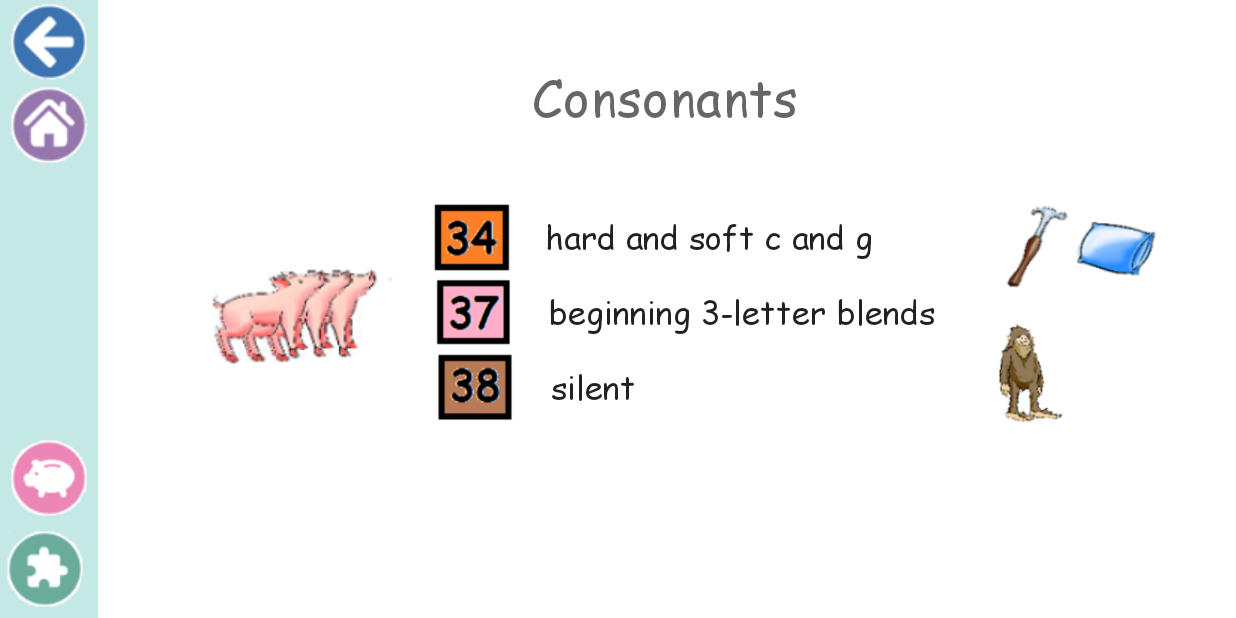
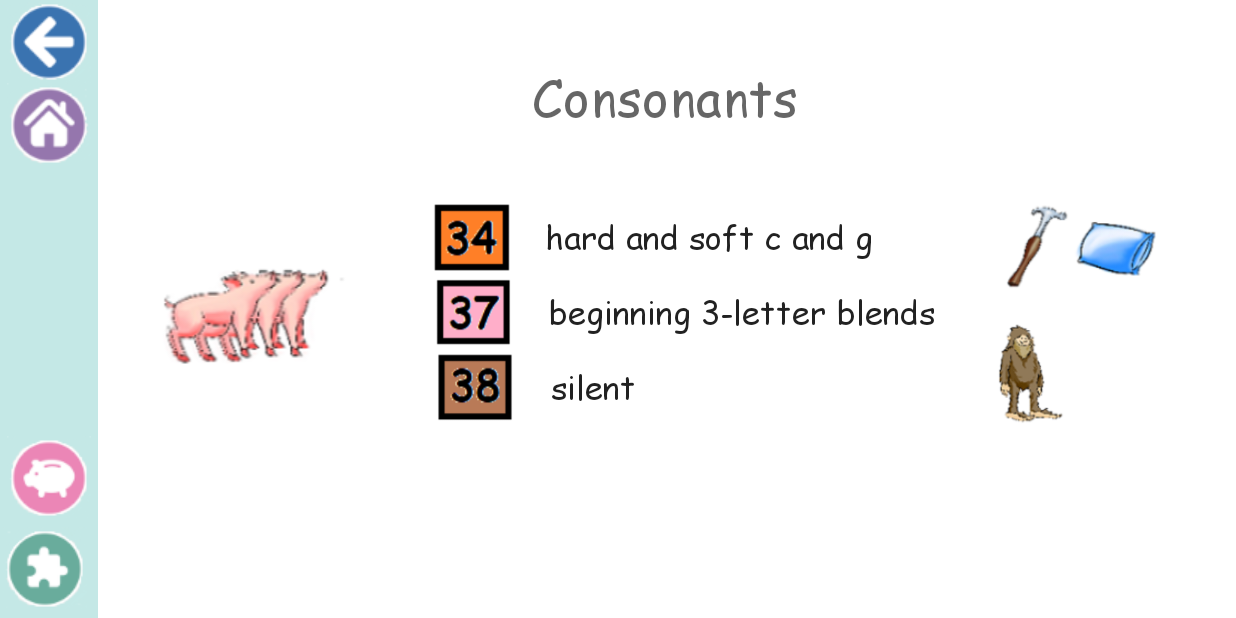
Before and after one commit to iwang2/0334_2nd-Grade-Literacy_Android, an Android app: the screen it shows after launch (ConsonantsVowels), after a tap on "consonants", on a phone screen of 824 x 412 dp (held sideways). Run offline under Robolectric (Android 15) with nearby library versions, the phone set to English and light mode, and no system bars; Roboto replaces fonts that are not available here.

Commit message:
set home page buttons to comic sans

```diff
--- a/app/src/main/res/layout/activity_main.xml
+++ b/app/src/main/res/layout/activity_main.xml
@@ -22,6 +22,7 @@
         android:textAppearance="@style/TextAppearance.AppCompat.Body1"
         android:textColor="@color/black"
         android:textSize="36sp"
+        android:textStyle="bold"
         app:layout_constraintBottom_toBottomOf="parent"
         app:layout_constraintEnd_toEndOf="parent"
         app:layout_constraintHorizontal_bias="0.5"
@@ -42,7 +43,7 @@
             android:id="@+id/home_consonants_button"
             android:layout_width="wrap_content"
             android:layout_height="wrap_content"
-            android:fontFamily="sans-serif-medium"
+            android:fontFamily="@font/comic_sans"
             android:onClick="onConsonants"
             android:text="consonants"
             android:textAppearance="@style/TextAppearance.AppCompat.Large"
@@ -58,7 +59,7 @@
             android:layout_width="0dp"
             android:layout_height="wrap_content"
             android:layout_marginTop="16dp"
-            android:fontFamily="sans-serif-medium"
+            android:fontFamily="@font/comic_sans"
             android:onClick="onVowels"
             android:text="vowels"
             android:textAppearance="@style/TextAppearance.AppCompat.Large"
--- a/app/src/main/res/layout/consonants.xml
+++ b/app/src/main/res/layout/consonants.xml
@@ -14,9 +14,9 @@
         android:id="@+id/vowels_title"
         android:layout_width="wrap_content"
         android:layout_height="wrap_content"
+        android:fontFamily="@font/comic_sans"
         android:text="Consonants"
         android:textAppearance="@style/TextAppearance.AppCompat.Display1"
-        android:fontFamily="@font/comic_sans"
         app:layout_constraintBottom_toBottomOf="parent"
         app:layout_constraintEnd_toEndOf="parent"
         app:layout_constraintHorizontal_bias="0.498"
@@ -28,8 +28,8 @@
         android:id="@+id/consonants_recycler"
         android:layout_width="wrap_content"
         android:layout_height="wrap_content"
+        android:fontFamily="@font/comic_sans"
         android:orientation="vertical"
-        android:fontFamily="@font/comic_sans"
         app:layout_constraintBottom_toBottomOf="parent"
         app:layout_constraintEnd_toEndOf="parent"
         app:layout_constraintStart_toEndOf="@+id/include2"
@@ -48,10 +48,11 @@
 
     <ImageView
         android:id="@+id/imageView2"
-        android:layout_width="wrap_content"
+        android:layout_width="0dp"
         android:layout_height="wrap_content"
         app:layout_constraintBottom_toBottomOf="@+id/consonants_recycler"
         app:layout_constraintEnd_toStartOf="@+id/consonants_recycler"
+        app:layout_constraintStart_toEndOf="@+id/include2"
         app:layout_constraintTop_toTopOf="@+id/consonants_recycler"
         app:srcCompat="@drawable/consonants_3letter" />
 
```
